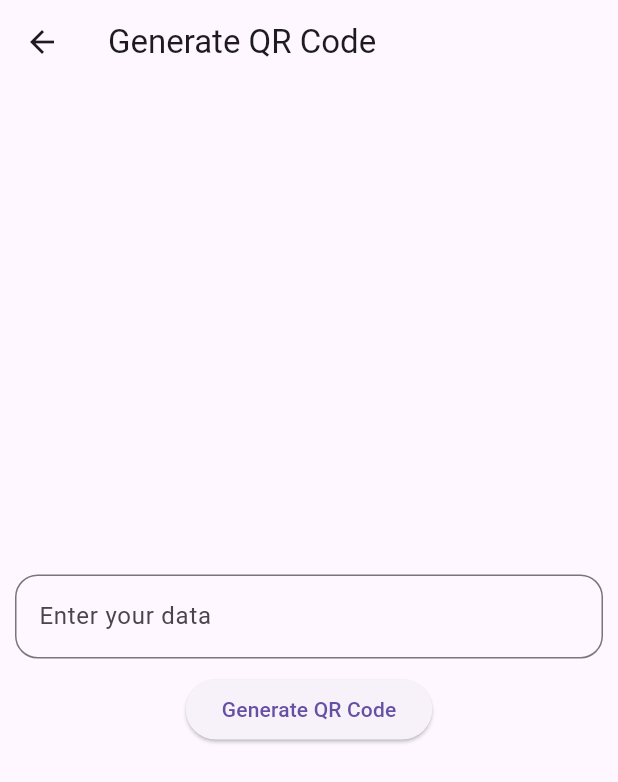
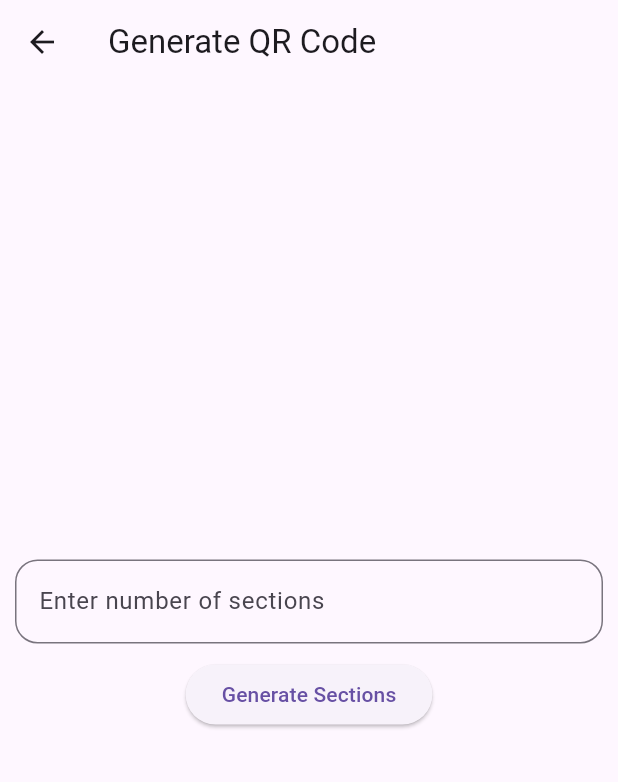
Before and after one commit to antony-p-juby/Frontend, a Flutter app: the GenerateQrCode screen opened directly, on a phone screen of 412 x 824 dp. Shown: the top 782 px of the screen. Run offline on Flutter 3.47's test engine with Material 3 defaults, Android fonts, the phone set to English and light mode, and no system bars; our stand-ins replace jwt_decoder, pdf, permission_handler, printing, qr_flutter, shared_preferences; missing offline and left inert: mobile_scanner; accounts and stored records are empty.

Commit message:
commit x

```diff
--- a/lib/config.dart
+++ b/lib/config.dart
@@ -1,4 +1,4 @@
-final url = "https://efb3c6ec6691.ngrok-free.app/";
+final url = "https://3282523fc812.ngrok-free.app/";
 final login = '${url}login';
 final data='${url}data';
 final finddata='${url}finddata';
--- /dev/null
+++ b/lib/generateQR.dart
@@ -0,0 +1,106 @@
+import 'package:flutter/material.dart';
+import 'package:frontend/print.dart';
+import 'package:qr_flutter/qr_flutter.dart';
+
+class GenerateQrCode extends StatefulWidget {
+  final String? initialData;
+  const GenerateQrCode({super.key, this.initialData});
+
+  @override
+  State<GenerateQrCode> createState() => _GenerateQrCodeState();
+}
+
+class _GenerateQrCodeState extends State<GenerateQrCode> {
+  late TextEditingController sectionController;
+  String? qrData;
+  List<String> generatedData = [];
+
+  @override
+  void initState() {
+    super.initState();
+    qrData = widget.initialData;
+    sectionController = TextEditingController();
+  }
+
+  @override
+  void dispose() {
+    sectionController.dispose();
+    super.dispose();
+  }
+
+  void generateSections() {
+    final count = int.tryParse(sectionController.text.trim()) ?? 0;
+    if (qrData == null || qrData!.isEmpty || count <= 0) {
+      ScaffoldMessenger.of(context).showSnackBar(
+        const SnackBar(content: Text("Enter valid data and section count")),
+      );
+      return;
+    }
+
+    setState(() {
+      generatedData = List.generate(count, (i) => "$qrData/${i + 1}");
+    });
+  }
+
+  @override
+  Widget build(BuildContext context) {
+    return Scaffold(
+      appBar: AppBar(title: const Text('Generate QR Code')),
+      body: Center(
+        child: SingleChildScrollView(
+          child: Column(
+            mainAxisAlignment: MainAxisAlignment.center,
+            children: [
+              Padding(
+                padding: const EdgeInsets.symmetric(horizontal: 10),
+                child: TextField(
+                  controller: sectionController,
+                  keyboardType: TextInputType.number,
+                  decoration: InputDecoration(
+                    hintText: 'Enter a number',
+                    border: OutlineInputBorder(
+                      borderRadius: BorderRadius.circular(15),
+                    ),
+                    labelText: 'Enter number of sections',
+                  ),
+                ),
+              ),
+              const SizedBox(height: 10),
+              ElevatedButton(
+                onPressed: generateSections,
+                child: const Text('Generate Sections'),
+              ),
+              const SizedBox(height: 20),
+
+              if (generatedData.isNotEmpty)
+                ListView.builder(
+                  shrinkWrap: true,
+                  physics: const NeverScrollableScrollPhysics(),
+                  itemCount: generatedData.length,
+                  itemBuilder: (context, index) {
+                    final item = generatedData[index];
+                    return Card(
+                      shape: RoundedRectangleBorder(
+                        borderRadius: BorderRadius.circular(12),
+                      ),
+                      margin: const EdgeInsets.symmetric(vertical: 6, horizontal: 10),
+                      child: ListTile(
+                        title: Text(item, style: const TextStyle(fontSize: 18)),
+                        leading: QrImageView(data: item, size: 60),
+                  trailing: IconButton(
+                    icon: const Icon(Icons.print, color: Colors.blue),
+                    onPressed: () {
+                      PrintQ.printQrCode(item);
+                    },
+                  ),
+                      ),
+                    );
+                  },
+                ),
+            ],
+          ),
+        ),
+      ),
+    );
+  }
+}
--- a/lib/generate_qr_code.dart
+++ b/lib/generate_qr_code.dart
@@ -1,78 +1,78 @@
-import 'package:flutter/material.dart';
-import 'package:qr_flutter/qr_flutter.dart';
-import 'printQR.dart';
+// import 'package:flutter/material.dart';
+// import 'package:qr_flutter/qr_flutter.dart';
+// import 'printQR.dart';
 
-class GenerateQrCode extends StatefulWidget {
-  final String? initialData;
-  const GenerateQrCode({super.key, this.initialData});
+// class GenerateQrCode extends StatefulWidget {
+//   final String? initialData;
+//   const GenerateQrCode({super.key, this.initialData});
 
-  @override
-  State<GenerateQrCode> createState() => _GenerateQrCodeState();
-}
+//   @override
+//   State<GenerateQrCode> createState() => _GenerateQrCodeState();
+// }
 
-class _GenerateQrCodeState extends State<GenerateQrCode> {
-  late TextEditingController urlController;
-  String? qrData;
+// class _GenerateQrCodeState extends State<GenerateQrCode> {
+//   late TextEditingController urlController;
+//   String? qrData;
 
-  @override
-  void initState() {
-    super.initState();
-    urlController = TextEditingController(text: widget.initialData ?? '');
-    qrData = widget.initialData;
-  }
+//   @override
+//   void initState() {
+//     super.initState();
+//     urlController = TextEditingController(text: widget.initialData ?? '');
+//     qrData = widget.initialData;
+//   }
 
-  @override
-  void dispose() {
-    urlController.dispose();
-    super.dispose();
-  }
+//   @override
+//   void dispose() {
+//     urlController.dispose();
+//     super.dispose();
+//   }
 
-  @override
-  Widget build(BuildContext context) {
-    return Scaffold(
-      appBar: AppBar(title: const Text('Generate QR Code')),
-      body: Center(
-        child: SingleChildScrollView(
-          child: Column(
-            mainAxisAlignment: MainAxisAlignment.center,
-            children: [
-              if (qrData != null && qrData!.isNotEmpty)
-                PrintQr.wrapQrWidget(
-                  QrImageView(data: qrData!, size: 200),
-                ),
-              const SizedBox(height: 10),
-              Padding(
-                padding: const EdgeInsets.symmetric(horizontal: 10),
-                child: TextField(
-                  controller: urlController,
-                  decoration: InputDecoration(
-                    hintText: 'Enter your data',
-                    border: OutlineInputBorder(
-                      borderRadius: BorderRadius.circular(15),
-                    ),
-                    labelText: 'Enter your data',
-                  ),
-                ),
-              ),
-              const SizedBox(height: 10),
-              ElevatedButton(
-                onPressed: () {
-                  setState(() {
-                    qrData = urlController.text;
-                  });
-                },
-                child: const Text('Generate QR Code'),
-              ),
-              const SizedBox(height: 10),
-              if (qrData != null && qrData!.isNotEmpty)
-                ElevatedButton(
-                  onPressed: () => PrintQr.printQrCode(),
-                  child: const Text('Print QR Code'),
-                ),
-            ],
-          ),
-        ),
-      ),
-    );
-  }
-}
+//   @override
+//   Widget build(BuildContext context) {
+//     return Scaffold(
+//       appBar: AppBar(title: const Text('Generate QR Code')),
+//       body: Center(
+//         child: SingleChildScrollView(
+//           child: Column(
+//             mainAxisAlignment: MainAxisAlignment.center,
+//             children: [
+//               if (qrData != null && qrData!.isNotEmpty)
+//                 PrintQr.wrapQrWidget(
+//                   QrImageView(data: qrData!, size: 200),
+//                 ),
+//               const SizedBox(height: 10),
+//               Padding(
+//                 padding: const EdgeInsets.symmetric(horizontal: 10),
+//                 child: TextField(
+//                   controller: urlController,
+//                   decoration: InputDecoration(
+//                     hintText: 'Enter your data',
+//                     border: OutlineInputBorder(
+//                       borderRadius: BorderRadius.circular(15),
+//                     ),
+//                     labelText: 'Enter your data',
+//                   ),
+//                 ),
+//               ),
+//               const SizedBox(height: 10),
+//               ElevatedButton(
+//                 onPressed: () {
+//                   setState(() {
+//                     qrData = urlController.text;
+//                   });
+//                 },
+//                 child: const Text('Generate QR Code'),
+//               ),
+//               const SizedBox(height: 10),
+//               if (qrData != null && qrData!.isNotEmpty)
+//                 ElevatedButton(
+//                   onPressed: () => PrintQr.printQrCode(),
+//                   child: const Text('Print QR Code'),
+//                 ),
+//             ],
+//           ),
+//         ),
+//       ),
+//     );
+//   }
+// }
--- a/lib/loginpage.dart
+++ b/lib/loginpage.dart
@@ -51,7 +51,7 @@ class _LoginPageState extends State<LoginPage> {
       if(jsonResponse['status']){
         var myToken=jsonResponse['token'];
         prefs.setString('token', myToken);
-        Navigator.push(context, MaterialPageRoute(builder: (context) => Dashboard(token: myToken),));
+        Navigator.pushReplacement(context, MaterialPageRoute(builder: (context) => Dashboard(token: myToken),));
       }else{
         print('Error while checking credentials');
       }
--- a/lib/scan_qr_code.dart
+++ b/lib/scan_qr_code.dart
@@ -1,6 +1,7 @@
 import 'package:flutter/material.dart';
+import 'package:frontend/generateQR.dart';
 import 'package:mobile_scanner/mobile_scanner.dart';
-import './generate_qr_code.dart';
+// import './generate_qr_code.dart';
 import 'config.dart';
 import 'dart:convert';
 import 'package:http/http.dart' as http;
```
Also changed, not shown: lib/print.dart (added, +26 -0 lines), lib/printQR.dart (+38 -38 lines).
